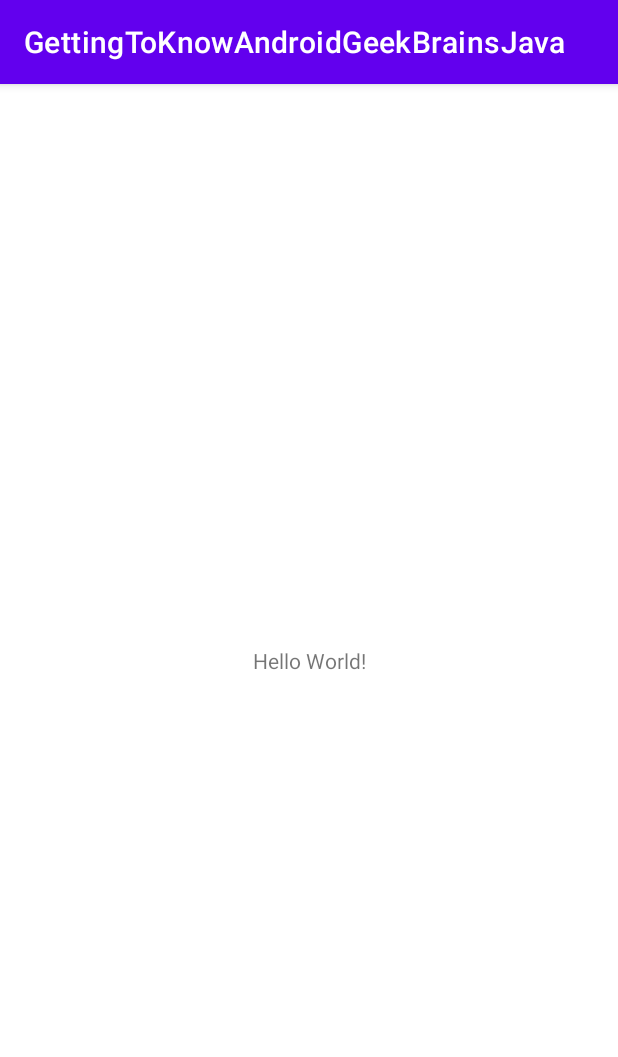
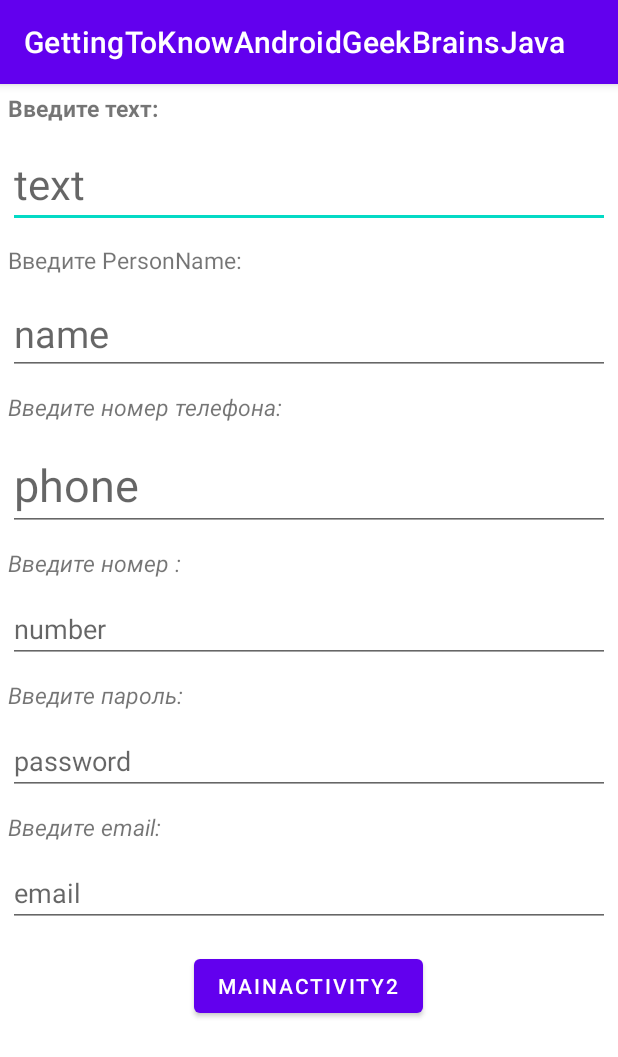
Before and after one commit to artem-inkaz/GettingToKnowAndroidGeekBrainsJava, an Android app: the screen it shows after launch (MainActivity), on a phone screen of 412 x 824 dp. Shown: the top 1057 px of the screen. Run offline under Robolectric (Android 15) with nearby library versions, the phone set to English and light mode, and no system bars.

Commit message:
[ADDED] First Homework Done

```diff
--- a/app/src/main/AndroidManifest.xml
+++ b/app/src/main/AndroidManifest.xml
@@ -16,6 +16,8 @@
                 <category android:name="android.intent.category.LAUNCHER" />
             </intent-filter>
         </activity>
+        <activity android:name=".MainActivity2"/>
+        <activity android:name=".MainActivity3"/>
     </application>
 
 </manifest>
--- a/app/src/main/java/com/example/gettingtoknowandroidgeekbrainsjava/MainActivity.java
+++ b/app/src/main/java/com/example/gettingtoknowandroidgeekbrainsjava/MainActivity.java
@@ -2,7 +2,12 @@
 
 import androidx.appcompat.app.AppCompatActivity;
 
+import android.content.Intent;
 import android.os.Bundle;
+import android.util.Log;
+import android.view.View;
+import android.widget.Button;
+
 
 public class MainActivity extends AppCompatActivity {
 
@@ -10,5 +15,26 @@
     protected void onCreate(Bundle savedInstanceState) {
         super.onCreate(savedInstanceState);
         setContentView(R.layout.activity_main);
+
+
+        Button buttonActivity = findViewById(R.id.button_activity2);
+
+
+       buttonActivity.setOnClickListener(new View.OnClickListener() {
+           @Override
+           public void onClick(View v) {
+               try {
+                   MainActivity2();
+               }catch (Exception e) {
+                   Log.d("TAG","Error Activity");
+
+               }
+           }
+       });
+    }
+
+    private void MainActivity2(){
+        Intent intent = new Intent(MainActivity.this, MainActivity2.class);
+        startActivity(intent);
     }
 }
--- a/app/src/main/res/layout/activity_main.xml
+++ b/app/src/main/res/layout/activity_main.xml
@@ -1,18 +1,134 @@
 <?xml version="1.0" encoding="utf-8"?>
-<androidx.constraintlayout.widget.ConstraintLayout xmlns:android="http://schemas.android.com/apk/res/android"
-    xmlns:app="http://schemas.android.com/apk/res-auto"
+<LinearLayout xmlns:android="http://schemas.android.com/apk/res/android"
     xmlns:tools="http://schemas.android.com/tools"
     android:layout_width="match_parent"
-    android:layout_height="match_parent"
+    android:layout_height="wrap_content"
+    android:orientation="vertical"
+    android:verticalScrollbarPosition="right"
+    android:visibility="visible"
     tools:context=".MainActivity">
 
     <TextView
+        android:layout_width="match_parent"
+        android:layout_height="wrap_content"
+        android:layout_margin="@dimen/margin_min"
+        android:text="Введите техт:"
+        android:textSize="15sp"
+        android:textStyle="bold" />
+
+    <EditText
+        android:id="@+id/edit_text"
+        android:layout_width="match_parent"
+        android:layout_height="wrap_content"
+        android:layout_margin="@dimen/margin_min"
+        android:cursorVisible="true"
+        android:ems="10"
+        android:hint="text"
+        android:inputType="text"
+        android:textSize="28sp" />
+
+    <TextView
+        android:layout_width="match_parent"
+        android:layout_height="wrap_content"
+        android:layout_margin="@dimen/margin_min"
+        android:text="Введите PersonName:"
+        android:textSize="15sp"
+        android:textStyle="normal" />
+
+    <EditText
+        android:id="@+id/text_person_name"
+        android:layout_width="match_parent"
+        android:layout_height="wrap_content"
+        android:layout_margin="@dimen/margin_min"
+        android:layout_marginStart="16dp"
+        android:cursorVisible="false"
+        android:ems="10"
+        android:hint="name"
+        android:inputType="textPersonName"
+        android:textSize="25sp" />
+
+    <TextView
+        android:layout_width="match_parent"
+        android:layout_height="wrap_content"
+        android:layout_margin="@dimen/margin_min"
+        android:text="Введите номер телефона:"
+        android:textSize="15sp"
+        android:textStyle="italic" />
+
+    <EditText
+        android:id="@+id/text_person_phone"
+        android:layout_width="match_parent"
+        android:layout_height="wrap_content"
+        android:layout_margin="@dimen/margin_min"
+        android:layout_marginStart="16dp"
+        android:cursorVisible="false"
+        android:ems="10"
+        android:hint="phone"
+        android:inputType="phone"
+        android:textSize="30sp" />
+
+    <TextView
+        android:layout_width="match_parent"
+        android:layout_height="wrap_content"
+        android:layout_margin="@dimen/margin_min"
+        android:text="Введите номер :"
+        android:textSize="15sp"
+        android:textStyle="italic" />
+
+    <EditText
+        android:id="@+id/text_person_number"
+        android:layout_width="match_parent"
+        android:layout_height="wrap_content"
+        android:layout_margin="@dimen/margin_min"
+        android:layout_marginStart="16dp"
+        android:cursorVisible="false"
+        android:ems="10"
+        android:hint="number"
+        android:inputType="number" />
+
+    <TextView
+        android:layout_width="match_parent"
+        android:layout_height="wrap_content"
+        android:layout_margin="@dimen/margin_min"
+        android:text="Введите пароль:"
+        android:textSize="15sp"
+        android:textStyle="italic" />
+
+    <EditText
+        android:id="@+id/text_person_password"
+        android:layout_width="match_parent"
+        android:layout_height="wrap_content"
+        android:layout_margin="@dimen/margin_min"
+        android:layout_marginStart="16dp"
+        android:cursorVisible="false"
+        android:ems="10"
+        android:hint="password"
+        android:inputType="textPassword" />
+
+    <TextView
+        android:layout_width="match_parent"
+        android:layout_height="wrap_content"
+        android:layout_margin="@dimen/margin_min"
+        android:text="Введите email:"
+        android:textSize="15sp"
+        android:textStyle="italic" />
+
+    <EditText
+        android:id="@+id/text_person_email"
+        android:layout_width="match_parent"
+        android:layout_height="wrap_content"
+        android:layout_margin="@dimen/margin_min"
+        android:layout_marginStart="16dp"
+        android:hint="email"
+        android:inputType="textEmailAddress" />
+
+    <Button
+        android:id="@+id/button_activity2"
         android:layout_width="wrap_content"
         android:layout_height="wrap_content"
-        android:text="Hello World!"
-        app:layout_constraintBottom_toBottomOf="parent"
-        app:layout_constraintLeft_toLeftOf="parent"
-        app:layout_constraintRight_toRightOf="parent"
-        app:layout_constraintTop_toTopOf="parent" />
+        android:layout_gravity="center_horizontal"
+        android:layout_margin="@dimen/margin_main"
+        android:text="MainActivity2" />
 
-</androidx.constraintlayout.widget.ConstraintLayout>
+
+</LinearLayout>
--- /dev/null
+++ b/app/src/main/res/values/dimens.xml
@@ -0,0 +1,5 @@
+<?xml version="1.0" encoding="utf-8"?>
+<resources>
+    <dimen name="margin_main">10dp</dimen>
+    <dimen name="margin_min">5dp</dimen>
+</resources>
```
Also changed, not shown: app/src/main/java/com/example/gettingtoknowandroidgeekbrainsjava/MainActivity2.java (added, +62 -0 lines), app/src/main/java/com/example/gettingtoknowandroidgeekbrainsjava/MainActivity3.java (added, +22 -0 lines), app/src/main/res/layout/activity_compare_digits.xml (added, +99 -0 lines), app/src/main/res/layout/activity_main_calendar.xml (added, +19 -0 lines), 1 other file.
